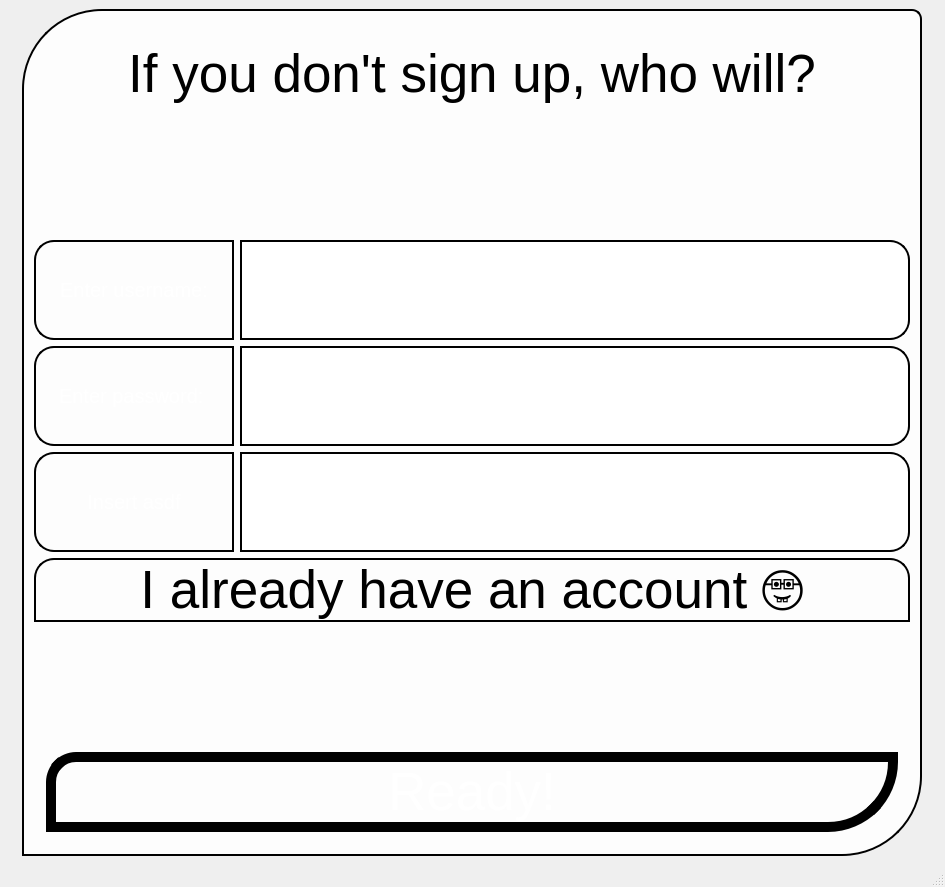
Above: ui/signup_page/signup_page.ui from incremen/CyberMusicStreaming before the change. Below: the same form after it.
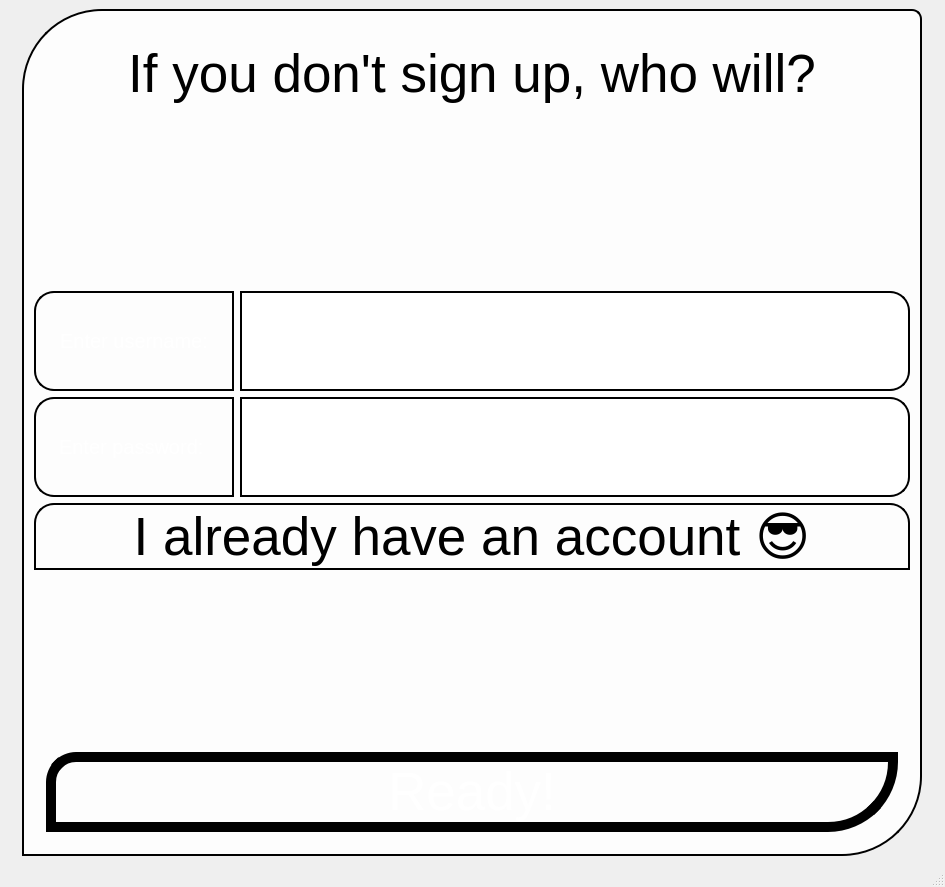
That is the form after the change.

Commit message: removed enter asdf

What changed in the file:
```diff
--- a/ui/signup_page/signup_page.ui
+++ b/ui/signup_page/signup_page.ui
@@ -266,88 +266,6 @@
              </property>
             </widget>
            </item>
-           <item row="2" column="0">
-            <widget class="QLabel" name="label_5">
-             <property name="sizePolicy">
-              <sizepolicy hsizetype="Expanding" vsizetype="Minimum">
-               <horstretch>0</horstretch>
-               <verstretch>0</verstretch>
-              </sizepolicy>
-             </property>
-             <property name="minimumSize">
-              <size>
-               <width>200</width>
-               <height>100</height>
-              </size>
-             </property>
-             <property name="font">
-              <font>
-               <pointsize>15</pointsize>
-              </font>
-             </property>
-             <property name="styleSheet">
-              <string notr="true"> border: 2px solid black;
- background: qlineargradient(x1:0, y1:0, x2:1, y2:1,
-           stop:0 #4B0082, stop:0.5 #000000, stop:1 #4B0082);
-color: white;
-border-top-left-radius: 20px;
-border-bottom-left-radius: 20px;
-
-
-
-</string>
-             </property>
-             <property name="text">
-              <string>Insert asdf</string>
-             </property>
-             <property name="alignment">
-              <set>Qt::AlignCenter</set>
-             </property>
-            </widget>
-           </item>
-           <item row="2" column="1">
-            <widget class="QLineEdit" name="lineEdit_3">
-             <property name="sizePolicy">
-              <sizepolicy hsizetype="Expanding" vsizetype="Minimum">
-               <horstretch>0</horstretch>
-               <verstretch>0</verstretch>
-              </sizepolicy>
-             </property>
-             <property name="minimumSize">
-              <size>
-               <width>0</width>
-               <height>100</height>
-              </size>
-             </property>
-             <property name="baseSize">
-              <size>
-               <width>0</width>
-               <height>100</height>
-              </size>
-             </property>
-             <property name="font">
-              <font>
-               <pointsize>30</pointsize>
-              </font>
-             </property>
-             <property name="styleSheet">
-              <string notr="true"> border: 2px solid black;
- background: qlineargradient(x1:0, y1:0, x2:1, y2:1,
-           stop:0 #4B0082, stop:0.5 #000000, stop:1 #4B0082);
-color: white;
-border-top-right-radius: 20px;
-border-bottom-right-radius: 20px;
-
-</string>
-             </property>
-             <property name="text">
-              <string/>
-             </property>
-             <property name="alignment">
-              <set>Qt::AlignBottom|Qt::AlignRight|Qt::AlignTrailing</set>
-             </property>
-            </widget>
-           </item>
           </layout>
          </item>
          <item>
@@ -363,7 +281,7 @@
 border-top-right-radius: 20px;</string>
            </property>
            <property name="text">
-            <string>I already have an account 🤓</string>
+            <string>I already have an account 😎</string>
            </property>
           </widget>
          </item>
```
The commit also changes 4 other files.
